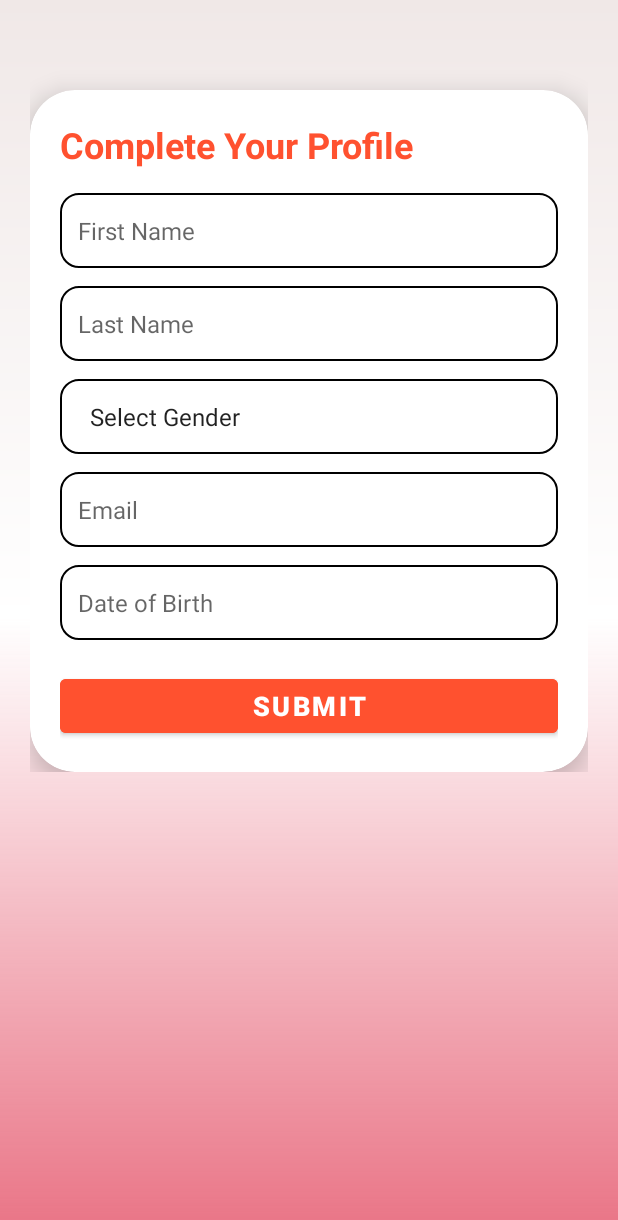
After one commit to sudhanshushekhar-cw/NexResQ, an Android app: the ProfileActivity screen opened directly, with no data from a screen before it, on a phone screen of 412 x 824 dp. The commit adds this screen. Shown: the top 1220 px of the screen. Run offline under Robolectric (Android 15) with nearby library versions, the phone set to English and light mode, and no system bars; network calls fail; 1 statement that could not run was skipped.

Commit message:
Persistent login data and update profile completed

```diff
--- a/app/build.gradle.kts
+++ b/app/build.gradle.kts
@@ -60,4 +60,6 @@ dependencies {
     // Add the dependencies for any other desired Firebase products
     // https://firebase.google.com/docs/android/setup#available-libraries
 
+    //for api request Fast Networking packages
+    implementation("com.android.volley:volley:1.2.1")
 }
--- /dev/null
+++ b/app/src/main/java/com/example/nexresq/GlobalData.java
@@ -0,0 +1,5 @@
+package com.example.nexresq;
+
+public class GlobalData {
+        public static String BASE_URL = "http://192.168.1.12/";
+}
--- a/app/src/main/java/com/example/nexresq/MainActivity.java
+++ b/app/src/main/java/com/example/nexresq/MainActivity.java
@@ -1,6 +1,7 @@
 package com.example.nexresq;
 
 import android.content.Intent;
+import android.content.SharedPreferences;
 import android.os.Build;
 import android.os.Bundle;
 import android.os.Handler;
@@ -34,17 +35,29 @@ public class MainActivity extends AppCompatActivity {
             window.setStatusBarColor(ContextCompat.getColor(this, R.color.primaryColor));
         }
 
-        Intent intent = new Intent(this, LoginActivity.class);
-
         new Handler().postDelayed(new Runnable() {
             @Override
             public void run() {
-                startActivity(intent);
-                finish();
+
+                SharedPreferences sharedPreferences = getSharedPreferences("MyPrefs", MODE_PRIVATE);
+                boolean isLoggedIn = sharedPreferences.getBoolean("isLoggedIn", false);
+                String isProfileCompleted = sharedPreferences.getString("isProfileCompleted", "0");
+
+                if (isLoggedIn && isProfileCompleted.equals("1")) {
+                    Intent intent = new Intent(MainActivity.this, HomeActivity.class);
+                    startActivity(intent);
+                    finish();
+                }else if (isLoggedIn && isProfileCompleted.equals("0")) {
+                    Intent intent = new Intent(MainActivity.this, ProfileActivity.class);
+                    startActivity(intent);
+                    finish();
+                }else{
+                    Intent intent = new Intent(MainActivity.this, LoginActivity.class);
+                    startActivity(intent);
+                    finish();
+                }
+
             }
         },3500);
-
-
-
     }
 }
--- /dev/null
+++ b/app/src/main/java/com/example/nexresq/ProfileActivity.java
@@ -0,0 +1,155 @@
+package com.example.nexresq;
+
+import android.app.DatePickerDialog;
+import android.content.Intent;
+import android.content.SharedPreferences;
+import android.os.Bundle;
+import android.text.TextUtils;
+import android.util.Log;
+import android.widget.ArrayAdapter;
+import android.widget.Button;
+import android.widget.EditText;
+import android.widget.Spinner;
+import android.widget.Toast;
+
+import androidx.activity.EdgeToEdge;
+import androidx.appcompat.app.AppCompatActivity;
+import androidx.core.graphics.Insets;
+import androidx.core.view.ViewCompat;
+import androidx.core.view.WindowInsetsCompat;
+
+import org.json.JSONException;
+import org.json.JSONObject;
+
+import java.util.ArrayList;
+import java.util.Calendar;
+import java.util.HashMap;
+import java.util.Map;
+
+public class ProfileActivity extends AppCompatActivity {
+
+    EditText firstNameEditText, lastNameEditText, emailEditText, dobEditText;
+    Spinner genderSpinner;
+    Button submitBtn;
+    @Override
+    protected void onCreate(Bundle savedInstanceState) {
+        super.onCreate(savedInstanceState);
+        EdgeToEdge.enable(this);
+        setContentView(R.layout.activity_profile);
+        ViewCompat.setOnApplyWindowInsetsListener(findViewById(R.id.main), (v, insets) -> {
+            Insets systemBars = insets.getInsets(WindowInsetsCompat.Type.systemBars());
+            v.setPadding(systemBars.left, systemBars.top, systemBars.right, systemBars.bottom);
+            return insets;
+        });
+
+        firstNameEditText = findViewById(R.id.firstNameEditText);
+        lastNameEditText = findViewById(R.id.lastNameEditText);
+        genderSpinner = findViewById(R.id.genderSpinner);
+        emailEditText = findViewById(R.id.emailEditText);
+        dobEditText = findViewById(R.id.dobEditText);
+        submitBtn = findViewById(R.id.submitBtn);
+
+        Calendar calendar = Calendar.getInstance();
+
+        dobEditText.setOnClickListener(v -> {
+            int year = calendar.get(Calendar.YEAR);
+            int month = calendar.get(Calendar.MONTH);
+            int day = calendar.get(Calendar.DAY_OF_MONTH);
+
+            DatePickerDialog datePickerDialog = new DatePickerDialog(
+                    ProfileActivity.this,
+                    (view, year1, month1, dayOfMonth) -> {
+                        // Format to yyyy-MM-dd
+                        String formattedDob = year1 + "-" + String.format("%02d", month1 + 1) + "-" + String.format("%02d", dayOfMonth);
+                        dobEditText.setText(formattedDob);
+                    },
+                    year, month, day
+            );
+            datePickerDialog.show();
+        });
+
+        ArrayList<String> genderList = new ArrayList<>();
+        genderList.add("Select Gender");
+        genderList.add("Male");
+        genderList.add("Female");
+        genderList.add("Other");
+
+        ArrayAdapter<String> adapter = new ArrayAdapter<>(this, android.R.layout.simple_spinner_item, genderList);
+        adapter.setDropDownViewResource(android.R.layout.simple_spinner_dropdown_item);
+        genderSpinner.setAdapter(adapter);
+
+
+        submitBtn.setOnClickListener(v -> {
+            String firstName = firstNameEditText.getText().toString().trim();
+            String lastName = lastNameEditText.getText().toString().trim();
+            String gender = genderSpinner.getSelectedItem().toString();
+            String email = emailEditText.getText().toString().trim();
+            String dob = dobEditText.getText().toString().trim();
+
+            if (TextUtils.isEmpty(firstName)) {
+                firstNameEditText.setError("First name is required");
+                return;
+            }
+
+            if (TextUtils.isEmpty(lastName)) {
+                lastNameEditText.setError("Last name is required");
+                return;
+            }
+
+            if (gender.equals("Select Gender")) {
+                Toast.makeText(this, "Please select your gender", Toast.LENGTH_SHORT).show();
+                return;
+            }
+
+            if (TextUtils.isEmpty(email) || !android.util.Patterns.EMAIL_ADDRESS.matcher(email).matches()) {
+                emailEditText.setError("Enter a valid email address");
+                return;
+            }
+
+            if (TextUtils.isEmpty(dob)) {
+                dobEditText.setError("Date of birth is required");
+                return;
+            }
+
+            SharedPreferences sharedPreferences = getSharedPreferences("MyPrefs", MODE_PRIVATE);
+            String userId = sharedPreferences.getString("userId", "0");
+            String number = sharedPreferences.getString("number", "0");
+
+            // API request to update profile on server;
+            String postUrl = GlobalData.BASE_URL+"nexresq/user/update_profile.php";
+            Map<String, String> postParams = new HashMap<>();
+            postParams.put("userId", userId);
+            postParams.put("number", number);
+            postParams.put("firstName", firstName);
+            postParams.put("lastName", lastName);
+            postParams.put("gender", gender);
+            postParams.put("email", email);
+            postParams.put("dob", dob);
+            postParams.put("isProfileCompleted", "1");
+            VolleyHelper.sendPostRequest(ProfileActivity.this, postUrl, postParams, new VolleyHelper.VolleyCallback() {
+                @Override
+                public void onSuccess(String response) {
+//                  Log.d("POST Response", response);
+                    SharedPreferences sharedPreferences = getSharedPreferences("MyPrefs", MODE_PRIVATE);
+                    SharedPreferences.Editor editor = sharedPreferences.edit();
+                    editor.putString("firstName",firstName);
+                    editor.putString("email",email);
+                    editor.putString("isProfileCompleted","1");
+                    editor.apply();
+                    Toast.makeText(ProfileActivity.this, "Profile submitted successfully", Toast.LENGTH_SHORT).show();
+                    Intent i = new Intent(ProfileActivity.this, HomeActivity.class);
+                    startActivity(i);
+                    finish();
+                }
+
+                @Override
+                public void onError(String error) {
+                    Toast.makeText(ProfileActivity.this, "Failed to submit", Toast.LENGTH_SHORT).show();
+                    Log.e("POST Error", error);
+                }
+            });
+
+        });
+
+    }
+}
--- /dev/null
+++ b/app/src/main/res/layout/activity_profile.xml
@@ -0,0 +1,112 @@
+<?xml version="1.0" encoding="utf-8"?>
+<LinearLayout xmlns:android="http://schemas.android.com/apk/res/android"
+    xmlns:app="http://schemas.android.com/apk/res-auto"
+    xmlns:tools="http://schemas.android.com/tools"
+    android:id="@+id/main"
+    android:layout_width="match_parent"
+    android:layout_height="match_parent"
+    android:fillViewport="true"
+    android:orientation="vertical"
+    android:background="@drawable/gradient_bg"
+    tools:context=".ProfileActivity">
+
+    <LinearLayout
+        android:layout_width="match_parent"
+        android:layout_height="wrap_content"
+        android:orientation="vertical"
+        android:padding="20dp"
+        android:gravity="center_horizontal">
+
+        <androidx.cardview.widget.CardView
+            android:layout_width="match_parent"
+            android:layout_height="wrap_content"
+            app:cardCornerRadius="30dp"
+            app:cardElevation="10dp"
+            app:cardBackgroundColor="@android:color/white"
+            android:layout_marginTop="40dp">
+
+            <LinearLayout
+                android:layout_width="match_parent"
+                android:layout_height="wrap_content"
+                android:orientation="vertical"
+                android:padding="20dp">
+
+                <TextView
+                    android:layout_width="wrap_content"
+                    android:layout_height="wrap_content"
+                    android:text="Complete Your Profile"
+                    android:textStyle="bold"
+                    android:textColor="#FF512F"
+                    android:textSize="24sp"
+                    android:layout_marginBottom="16dp" />
+
+                <EditText
+                    android:id="@+id/firstNameEditText"
+                    android:layout_width="match_parent"
+                    android:layout_height="50dp"
+                    android:hint="First Name"
+                    android:background="@drawable/rounded_edittext_bg"
+                    android:padding="12dp"
+                    android:inputType="textPersonName"
+                    android:textColor="#000000"
+                    android:textSize="16sp"
+                    android:layout_marginBottom="12dp"/>
+
+                <EditText
+                    android:id="@+id/lastNameEditText"
+                    android:layout_width="match_parent"
+                    android:layout_height="50dp"
+                    android:hint="Last Name"
+                    android:background="@drawable/rounded_edittext_bg"
+                    android:padding="12dp"
+                    android:inputType="textPersonName"
+                    android:textColor="#000000"
+                    android:textSize="16sp"
+                    android:layout_marginBottom="12dp"/>
+
+                <Spinner
+                    android:id="@+id/genderSpinner"
+                    android:layout_width="match_parent"
+                    android:layout_height="50dp"
+                    android:background="@drawable/rounded_edittext_bg"
+                    android:padding="12dp"
+                    android:layout_marginBottom="12dp"/>
+
+                <EditText
+                    android:id="@+id/emailEditText"
+                    android:layout_width="match_parent"
+                    android:layout_height="50dp"
+                    android:hint="Email"
+                    android:background="@drawable/rounded_edittext_bg"
+                    android:padding="12dp"
+                    android:inputType="textEmailAddress"
+                    android:textColor="#000000"
+                    android:textSize="16sp"
+                    android:layout_marginBottom="12dp"/>
+
+                <EditText
+                    android:id="@+id/dobEditText"
+                    android:layout_width="match_parent"
+                    android:layout_height="50dp"
+                    android:hint="Date of Birth"
+                    android:background="@drawable/rounded_edittext_bg"
+                    android:padding="12dp"
+                    android:focusable="false"
+                    android:textColor="#000000"
+                    android:textSize="16sp"
+                    android:inputType="date"
+                    android:layout_marginBottom="20dp"/>
+
+                <Button
+                    android:id="@+id/submitBtn"
+                    android:layout_width="match_parent"
+                    android:layout_height="wrap_content"
+                    android:text="Submit"
+                    android:textColor="@android:color/white"
+                    android:backgroundTint="#FF512F"
+                    android:textStyle="bold"
+                    android:textSize="18sp"/>
+            </LinearLayout>
+        </androidx.cardview.widget.CardView>
+    </LinearLayout>
+</LinearLayout>
--- a/gradle.properties
+++ b/gradle.properties
@@ -19,3 +19,6 @@ android.useAndroidX=true
 # resources declared in the library itself and none from the library's dependencies,
 # thereby reducing the size of the R class for that library
 android.nonTransitiveRClass=true
+
+#added by me
+android.suppressUnsupportedCompileSdk=35
```
Also changed, not shown: app/src/main/AndroidManifest.xml (+12 -3 lines), app/src/main/java/com/example/nexresq/HomeFragment.java (+24 -1 lines), app/src/main/java/com/example/nexresq/LoginActivity.java (+76 -6 lines), app/src/main/java/com/example/nexresq/TestActivity.java (added, +70 -0 lines), app/src/main/java/com/example/nexresq/VolleyHelper.java (added, +41 -0 lines), app/src/main/res/layout/activity_test.xml (added, +10 -0 lines), 1 other file.
